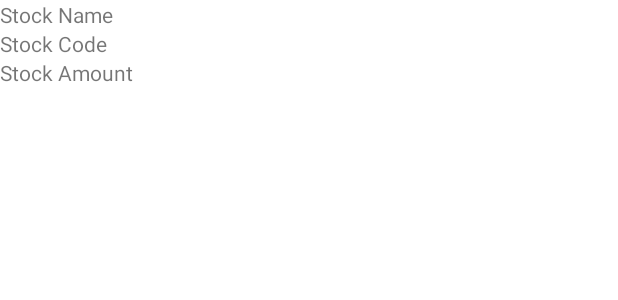
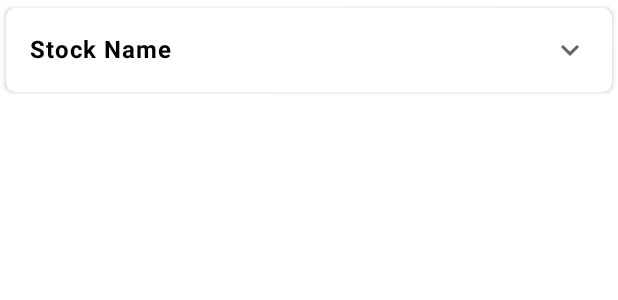
Before and after one commit to ivanasitumorang/StockGoods, an Android app: the layout item_stock_list.xml on its own in the app's theme, with its tools: preview values and no code run, on a phone screen of 412 x 824 dp. Shown: the top 300 px of the screen. Run offline under Robolectric (Android 15) with nearby library versions, the phone set to English and light mode, and no system bars.

Commit message:
feat(item-stock) : adjust ui

```diff
--- /dev/null
+++ b/app/src/main/res/drawable/ic_down.xml
@@ -0,0 +1,10 @@
+<vector xmlns:android="http://schemas.android.com/apk/res/android"
+    android:width="24dp"
+    android:height="24dp"
+    android:viewportWidth="24"
+    android:viewportHeight="24"
+    android:tint="?attr/colorControlNormal">
+  <path
+      android:fillColor="@android:color/white"
+      android:pathData="M7.41,8.59L12,13.17l4.59,-4.58L18,10l-6,6 -6,-6 1.41,-1.41z"/>
+</vector>
--- a/app/src/main/res/layout/item_stock_list.xml
+++ b/app/src/main/res/layout/item_stock_list.xml
@@ -1,18 +1,48 @@
 <?xml version="1.0" encoding="utf-8"?>
-<androidx.constraintlayout.widget.ConstraintLayout xmlns:android="http://schemas.android.com/apk/res/android"
+<androidx.cardview.widget.CardView xmlns:android="http://schemas.android.com/apk/res/android"
     xmlns:app="http://schemas.android.com/apk/res-auto"
     xmlns:tools="http://schemas.android.com/tools"
     android:layout_width="match_parent"
-    android:layout_height="wrap_content">
+    android:layout_height="wrap_content"
+    app:cardCornerRadius="6dp"
+    app:cardUseCompatPadding="true"
+    app:contentPadding="16dp">
+
+    <androidx.constraintlayout.widget.ConstraintLayout
+        android:layout_width="match_parent"
+        android:layout_height="match_parent"
+        android:orientation="vertical">
 
         <androidx.appcompat.widget.AppCompatTextView
             android:id="@+id/tvStockName"
-        android:layout_width="0dp"
+            android:layout_width="match_parent"
             android:layout_height="wrap_content"
+            android:letterSpacing="0.04"
+            android:textColor="@color/black"
+            android:textSize="16sp"
+            android:textStyle="bold"
+            app:layout_constraintLeft_toLeftOf="parent"
+            app:layout_constraintRight_toLeftOf="@id/ivToggle"
+            app:layout_constraintTop_toTopOf="parent"
+            tools:text="Stock Name" />
+
+        <androidx.appcompat.widget.AppCompatImageView
+            android:id="@+id/ivToggle"
+            android:layout_width="wrap_content"
+            android:layout_height="wrap_content"
+            app:layout_constraintEnd_toEndOf="parent"
+            app:layout_constraintTop_toTopOf="parent"
+            app:srcCompat="@drawable/ic_down"/>
+
+        <androidx.constraintlayout.widget.ConstraintLayout
+            android:id="@+id/clContent"
+            android:layout_width="match_parent"
+            android:layout_height="match_parent"
+            android:layout_marginTop="8dp"
+            android:visibility="gone"
             app:layout_constraintLeft_toLeftOf="parent"
             app:layout_constraintRight_toRightOf="parent"
-        app:layout_constraintTop_toTopOf="parent"
-        tools:text="Stock Name" />
+            app:layout_constraintTop_toBottomOf="@id/tvStockName">
 
             <androidx.appcompat.widget.AppCompatTextView
                 android:id="@+id/tvStockCode"
@@ -20,7 +50,7 @@
                 android:layout_height="wrap_content"
                 app:layout_constraintLeft_toLeftOf="parent"
                 app:layout_constraintRight_toRightOf="parent"
-        app:layout_constraintTop_toBottomOf="@id/tvStockName"
+                app:layout_constraintTop_toTopOf="parent"
                 tools:text="Stock Code" />
 
             <androidx.appcompat.widget.AppCompatTextView
@@ -33,3 +63,7 @@
                 tools:text="Stock Amount" />
 
         </androidx.constraintlayout.widget.ConstraintLayout>
+
+    </androidx.constraintlayout.widget.ConstraintLayout>
+
+</androidx.cardview.widget.CardView>
--- a/app/src/main/res/values/strings.xml
+++ b/app/src/main/res/values/strings.xml
@@ -1,3 +1,6 @@
 <resources>
     <string name="app_name">Stock Goods</string>
+
+    <string name="stock_code">Kode Stok : %s</string>
+    <string name="stock_amount_unit">Jumlah Stok : %d %s</string>
 </resources>
```
Also changed, not shown: app/src/main/java/com/azuka/stockgoods/presentation/StockListAdapter.kt (+22 -2 lines), app/src/main/res/drawable/ic_up.xml (added, +10 -0 lines). Lines whose indentation alone changed are shown as unchanged.
